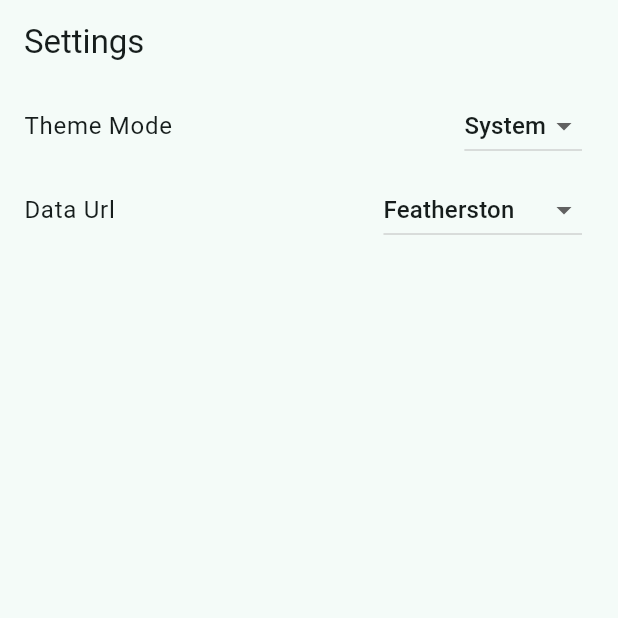
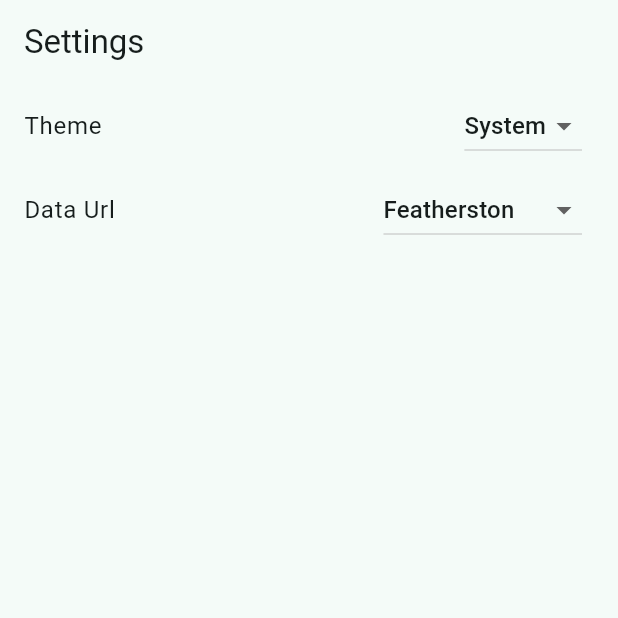
Before and after one commit to Buried-In-Code/BinDates, a Flutter app: the screen it shows after launch, item 2 of the bottom bar chosen, on a phone screen of 412 x 824 dp, the top half of it. Run offline on Flutter 3.47's test engine with Material 3 defaults, Android fonts, the phone set to English and light mode, and no system bars; our stand-ins replace shared_preferences; network calls fail.

Commit message:
Update theme settings

```diff
--- a/lib/settings/tab.dart
+++ b/lib/settings/tab.dart
@@ -20,7 +20,7 @@ class _SettingsTabState extends State<SettingsTab> {
       body: ListView(
         children: [
           ListTile(
-            title: Text("Theme Mode"),
+            title: Text("Theme"),
             trailing: DropdownButton<ThemeMode>(
               value: provider.themeMode,
               onChanged: (newMode) {
```
